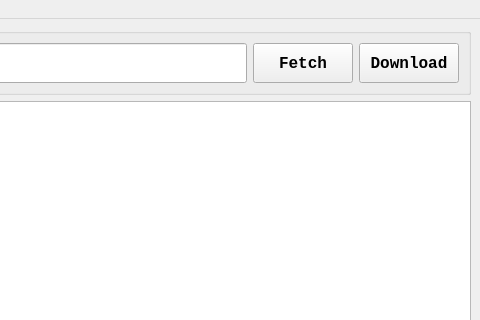
Above: ui/form.ui from hyperfield/yt-channel-downloader before the change; both pictures show x 720 to 1200 and y 0 to 320 of the 1200 by 600 pixel window. Below: the same form after it.
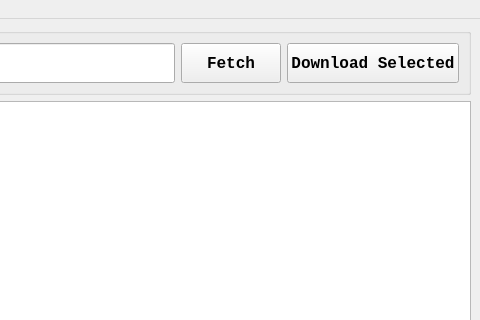
That is the form after the change. Icons and pictures are not drawn.

```diff
--- a/ui/form.ui
+++ b/ui/form.ui
@@ -78,7 +78,7 @@
           </font>
          </property>
          <property name="text">
-          <string>Download</string>
+          <string>Download Selected</string>
          </property>
         </widget>
        </item>
```
